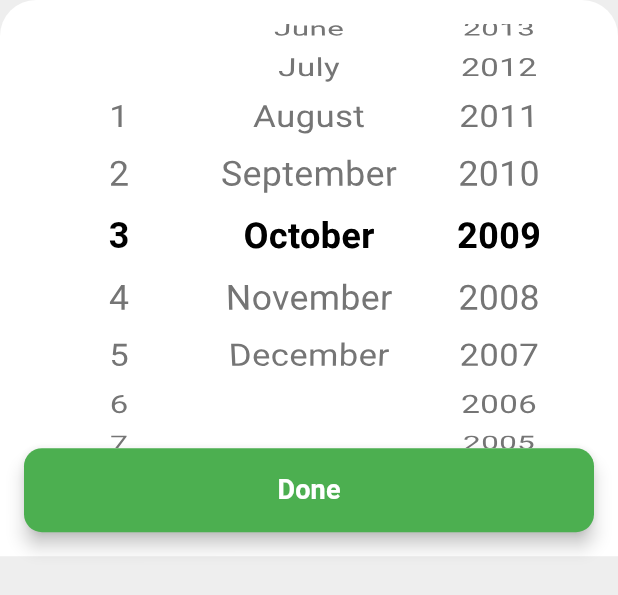
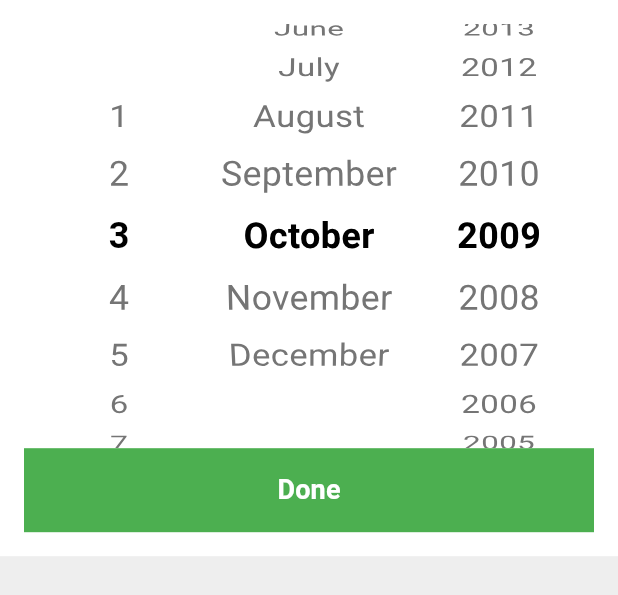
Before and after one commit to RkTushar/nec_app, a Flutter app: the CustomDatePicker widget shown alone on an empty page, opened directly with empty values, on a phone screen of 412 x 824 dp. Shown: the top 595 px of the screen. Run offline on Flutter 3.47's test engine with Material 3 defaults, Android fonts, the phone set to English and light mode, and no system bars.

Commit message:
Update custom_datepicker.dart

```diff
--- a/nec_app/lib/widgets/custom_datepicker.dart
+++ b/nec_app/lib/widgets/custom_datepicker.dart
@@ -1,6 +1,5 @@
 import 'package:flutter/material.dart';
-
-const Color _primaryGreen = Color(0xFF4CAF50);
+import 'primary_button.dart';
 
 class CustomDatePicker extends StatefulWidget {
   final DateTime? initialDate;
@@ -112,7 +111,7 @@ class _CustomDatePickerState extends State<CustomDatePicker> {
       padding: const EdgeInsets.all(16.0),
       decoration: const BoxDecoration(
         color: Colors.white,
-        borderRadius: BorderRadius.vertical(top: Radius.circular(24)),
+        // borderRadius: BorderRadius.vertical(top: Radius.circular(24)),
       ),
       child: Column(
         children: [
@@ -143,10 +142,8 @@ class _CustomDatePickerState extends State<CustomDatePicker> {
               ],
             ),
           ),
-          SizedBox(
-            width: double.infinity,
-            height: 56,
-            child: ElevatedButton(
+          PrimaryButton(
+            label: 'Done',
             onPressed: () {
               final selectedDate = DateTime(
                 _selectedYear,
@@ -156,22 +153,6 @@ class _CustomDatePickerState extends State<CustomDatePicker> {
               widget.onDateSelected(selectedDate);
               Navigator.of(context).pop();
             },
-              style: ElevatedButton.styleFrom(
-                backgroundColor: _primaryGreen,
-                shape: RoundedRectangleBorder(
-                  borderRadius: BorderRadius.circular(12),
-                ),
-                elevation: 5,
-              ),
-              child: const Text(
-                'Done',
-                style: TextStyle(
-                  fontSize: 18,
-                  fontWeight: FontWeight.bold,
-                  color: Colors.white,
-                ),
-              ),
-            ),
           ),
         ],
       ),
```
Lines whose indentation alone changed are shown as unchanged.
